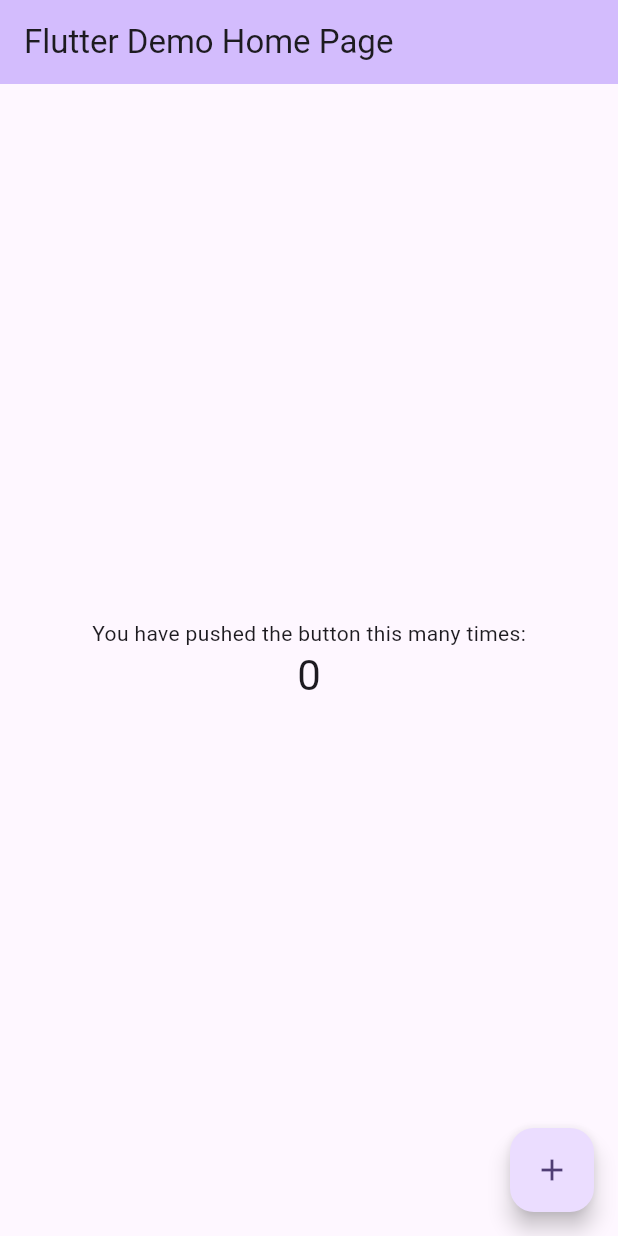
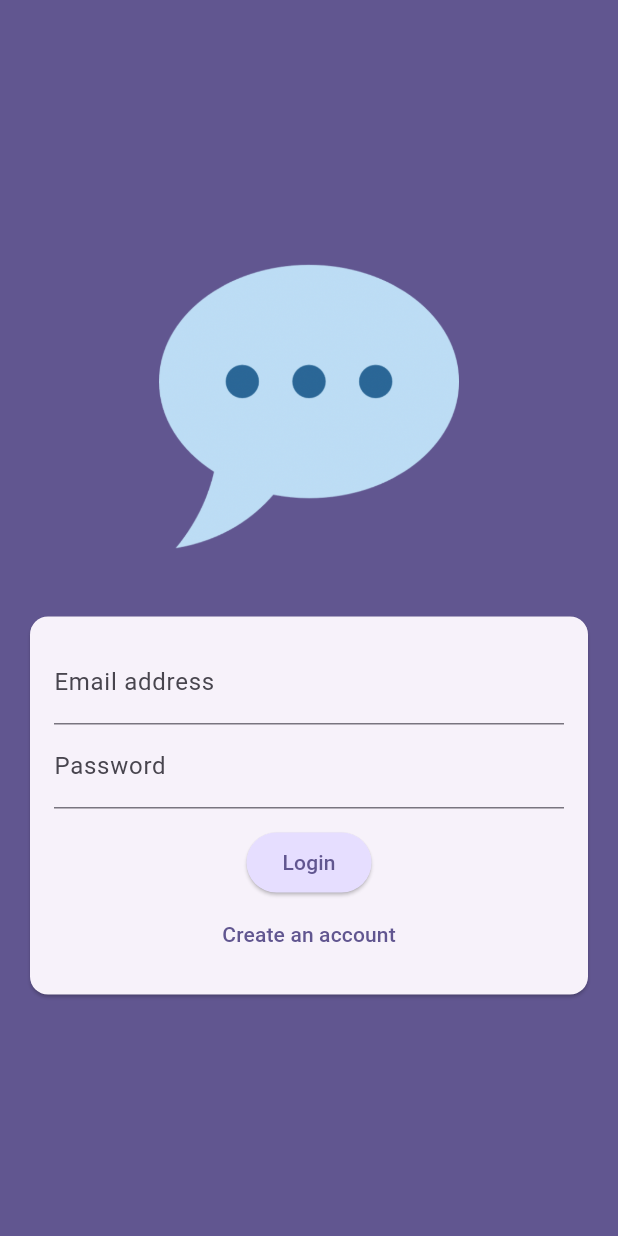
Before and after one commit to AbdullayevT/chat_app, a Flutter app: the screen it shows after launch, on a phone screen of 412 x 824 dp. Run offline on Flutter 3.47's test engine with Material 3 defaults, Android fonts, the phone set to English and light mode, and no system bars; our stand-ins replace firebase_auth, firebase_core; accounts and stored records are empty.

Commit message:
Added auth screen with firebase

```diff
--- a/lib/main.dart
+++ b/lib/main.dart
@@ -1,122 +1,42 @@
+import 'package:chat_app/screens/chart.dart';
+import 'package:chat_app/screens/splash.dart';
+import 'package:firebase_auth/firebase_auth.dart';
+import 'package:firebase_core/firebase_core.dart';
+import 'firebase_options.dart';
+import 'package:chat_app/screens/auth.dart';
 import 'package:flutter/material.dart';
 
-void main() {
-  runApp(const MyApp());
+void main() async {
+  WidgetsFlutterBinding.ensureInitialized();
+  await Firebase.initializeApp(options: DefaultFirebaseOptions.currentPlatform);
+  runApp(const App());
 }
 
-class MyApp extends StatelessWidget {
-  const MyApp({super.key});
+class App extends StatelessWidget {
+  const App({super.key});
 
-  // This widget is the root of your application.
   @override
   Widget build(BuildContext context) {
     return MaterialApp(
-      title: 'Flutter Demo',
-      theme: ThemeData(
-        // This is the theme of your application.
-        //
-        // TRY THIS: Try running your application with "flutter run". You'll see
-        // the application has a purple toolbar. Then, without quitting the app,
-        // try changing the seedColor in the colorScheme below to Colors.green
-        // and then invoke "hot reload" (save your changes or press the "hot
-        // reload" button in a Flutter-supported IDE, or press "r" if you used
-        // the command line to start the app).
-        //
-        // Notice that the counter didn't reset back to zero; the application
-        // state is not lost during the reload. To reset the state, use hot
-        // restart instead.
-        //
-        // This works for code too, not just values: Most code changes can be
-        // tested with just a hot reload.
-        colorScheme: ColorScheme.fromSeed(seedColor: Colors.deepPurple),
+      title: 'FlutterChat',
+      theme: ThemeData().copyWith(
+        colorScheme: ColorScheme.fromSeed(
+          seedColor: const Color.fromARGB(255, 63, 17, 177),
+        ),
       ),
-      home: const MyHomePage(title: 'Flutter Demo Home Page'),
+      home: StreamBuilder(
+        stream: FirebaseAuth.instance.authStateChanges(),
+        builder: (ctx, snapshot) {
+          if (snapshot.connectionState == ConnectionState.waiting) {
+            return const SplashScreen();
+          }
+          if (snapshot.hasData) {
+            return const ChatScreen();
+          }
+
+          return AuthScreen();
+        },
+      ),
     );
   }
 }
-
-class MyHomePage extends StatefulWidget {
-  const MyHomePage({super.key, required this.title});
-
-  // This widget is the home page of your application. It is stateful, meaning
-  // that it has a State object (defined below) that contains fields that affect
-  // how it looks.
-
-  // This class is the configuration for the state. It holds the values (in this
-  // case the title) provided by the parent (in this case the App widget) and
-  // used by the build method of the State. Fields in a Widget subclass are
-  // always marked "final".
-
-  final String title;
-
-  @override
-  State<MyHomePage> createState() => _MyHomePageState();
-}
-
-class _MyHomePageState extends State<MyHomePage> {
-  int _counter = 0;
-
-  void _incrementCounter() {
-    setState(() {
-      // This call to setState tells the Flutter framework that something has
-      // changed in this State, which causes it to rerun the build method below
-      // so that the display can reflect the updated values. If we changed
-      // _counter without calling setState(), then the build method would not be
-      // called again, and so nothing would appear to happen.
-      _counter++;
-    });
-  }
-
-  @override
-  Widget build(BuildContext context) {
-    // This method is rerun every time setState is called, for instance as done
-    // by the _incrementCounter method above.
-    //
-    // The Flutter framework has been optimized to make rerunning build methods
-    // fast, so that you can just rebuild anything that needs updating rather
-    // than having to individually change instances of widgets.
-    return Scaffold(
-      appBar: AppBar(
-        // TRY THIS: Try changing the color here to a specific color (to
-        // Colors.amber, perhaps?) and trigger a hot reload to see the AppBar
-        // change color while the other colors stay the same.
-        backgroundColor: Theme.of(context).colorScheme.inversePrimary,
-        // Here we take the value from the MyHomePage object that was created by
-        // the App.build method, and use it to set our appbar title.
-        title: Text(widget.title),
-      ),
-      body: Center(
-        // Center is a layout widget. It takes a single child and positions it
-        // in the middle of the parent.
-        child: Column(
-          // Column is also a layout widget. It takes a list of children and
-          // arranges them vertically. By default, it sizes itself to fit its
-          // children horizontally, and tries to be as tall as its parent.
-          //
-          // Column has various properties to control how it sizes itself and
-          // how it positions its children. Here we use mainAxisAlignment to
-          // center the children vertically; the main axis here is the vertical
-          // axis because Columns are vertical (the cross axis would be
-          // horizontal).
-          //
-          // TRY THIS: Invoke "debug painting" (choose the "Toggle Debug Paint"
-          // action in the IDE, or press "p" in the console), to see the
-          // wireframe for each widget.
-          mainAxisAlignment: MainAxisAlignment.center,
-          children: <Widget>[
-            const Text('You have pushed the button this many times:'),
-            Text(
-              '$_counter',
-              style: Theme.of(context).textTheme.headlineMedium,
-            ),
-          ],
-        ),
-      ),
-      floatingActionButton: FloatingActionButton(
-        onPressed: _incrementCounter,
-        tooltip: 'Increment',
-        child: const Icon(Icons.add),
-      ), // This trailing comma makes auto-formatting nicer for build methods.
-    );
-  }
-}
--- /dev/null
+++ b/lib/screens/auth.dart
@@ -0,0 +1,149 @@
+import 'package:firebase_auth/firebase_auth.dart';
+import 'package:flutter/material.dart';
+
+final _firebase = FirebaseAuth.instance;
+
+class AuthScreen extends StatefulWidget {
+  const AuthScreen({super.key});
+
+  @override
+  State<AuthScreen> createState() => _AuthScreenState();
+}
+
+class _AuthScreenState extends State<AuthScreen> {
+  final _form = GlobalKey<FormState>();
+  var _isLogin = true;
+  var _enteredEmail = '';
+  var _enteredPassword = '';
+
+  void _submit() async {
+    final isValid = _form.currentState!.validate();
+    if (!isValid) {
+      return;
+    }
+    _form.currentState!.save();
+
+    try {
+      if (_isLogin) {
+        final userCredentials = await _firebase.signInWithEmailAndPassword(
+          email: _enteredEmail,
+          password: _enteredPassword,
+        );
+        print('User logged in: ${userCredentials}');
+      } else {
+        final userCredentials = await _firebase.createUserWithEmailAndPassword(
+          email: _enteredEmail,
+          password: _enteredPassword,
+        );
+        print('User sign in: ${userCredentials}');
+      }
+    } on FirebaseAuthException catch (e) {
+      if (e.code == 'email-already-in-use') {
+        // ....
+      }
+      ScaffoldMessenger.of(context).clearSnackBars();
+      ScaffoldMessenger.of(context).showSnackBar(
+        SnackBar(content: Text(e.message ?? 'Authentication failed!')),
+      );
+    }
+  }
+
+  @override
+  Widget build(BuildContext context) {
+    return Scaffold(
+      backgroundColor: Theme.of(context).colorScheme.primary,
+      body: Center(
+        child: SingleChildScrollView(
+          child: Column(
+            mainAxisAlignment: MainAxisAlignment.center,
+            children: [
+              Container(
+                margin: EdgeInsets.only(
+                  top: 30,
+                  bottom: 20,
+                  left: 20,
+                  right: 20,
+                ),
+                width: 200,
+                child: Image.asset('assets/images/chat.png'),
+              ),
+              Card(
+                margin: const EdgeInsets.all(20),
+                child: SingleChildScrollView(
+                  child: Padding(
+                    padding: const EdgeInsets.all(16),
+                    child: Form(
+                      key: _form,
+                      child: Column(
+                        mainAxisSize: MainAxisSize.min,
+                        children: [
+                          TextFormField(
+                            decoration: InputDecoration(
+                              label: const Text('Email address'),
+                            ),
+                            keyboardType: TextInputType.emailAddress,
+                            autocorrect: false,
+                            textCapitalization: TextCapitalization.none,
+                            validator: (value) {
+                              if (value == null ||
+                                  value.trim().isEmpty ||
+                                  !value.contains('@')) {
+                                return 'Please enter a valid email address.';
+                              }
+                              return null;
+                            },
+                            onSaved: (value) {
+                              _enteredEmail = value!;
+                            },
+                          ),
+                          TextFormField(
+                            decoration: InputDecoration(
+                              label: const Text('Password'),
+                            ),
+                            obscureText: true,
+                            validator: (value) {
+                              if (value == null || value.trim().length < 6) {
+                                return 'Password must be at least 6 characters long.';
+                              }
+                              return null;
+                            },
+                            onSaved: (value) {
+                              _enteredPassword = value!;
+                            },
+                          ),
+                          const SizedBox(height: 12),
+                          ElevatedButton(
+                            onPressed: _submit,
+                            style: ElevatedButton.styleFrom(
+                              backgroundColor:
+                                  Theme.of(
+                                    context,
+                                  ).colorScheme.primaryContainer,
+                            ),
+                            child: Text(_isLogin ? 'Login' : 'Sign up'),
+                          ),
+                          TextButton(
+                            onPressed: () {
+                              setState(() {
+                                _isLogin = !_isLogin;
+                              });
+                            },
+                            child: Text(
+                              _isLogin
+                                  ? 'Create an account'
+                                  : 'I have already an account',
+                            ),
+                          ),
+                        ],
+                      ),
+                    ),
+                  ),
+                ),
+              ),
+            ],
+          ),
+        ),
+      ),
+    );
+  }
+}
--- a/pubspec.yaml
+++ b/pubspec.yaml
@@ -34,6 +34,8 @@ dependencies:
   # The following adds the Cupertino Icons font to your application.
   # Use with the CupertinoIcons class for iOS style icons.
   cupertino_icons: ^1.0.8
+  firebase_core: ^3.13.0
+  firebase_auth: ^5.5.2
 
 dev_dependencies:
   flutter_test:
@@ -58,8 +60,8 @@ flutter:
   uses-material-design: true
 
   # To add assets to your application, add an assets section, like this:
-  # assets:
-  #   - images/a_dot_burr.jpeg
+  assets:
+    - assets/images/chat.png
   #   - images/a_dot_ham.jpeg
 
   # An image asset can refer to one or more resolution-specific "variants", see
```
Also changed, not shown: lib/screens/chart.dart (added, +26 -0 lines), lib/screens/splash.dart (added, +12 -0 lines), assets/images/chat.png (added), firebase.json (added), lib/firebase_options.dart (added), pubspec.lock, 15 other files.
